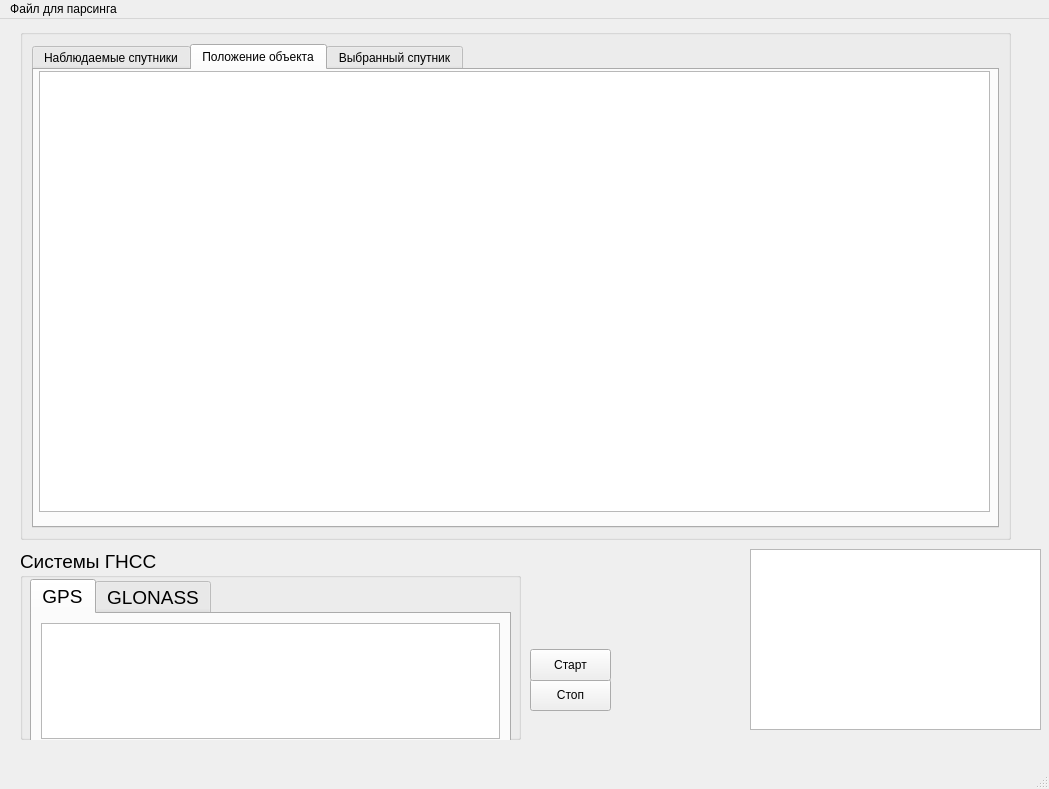
This is mainwindow.ui in sofit-ta/Gnns_reader as Qt 5 draws it before an edit. The edited form follows.
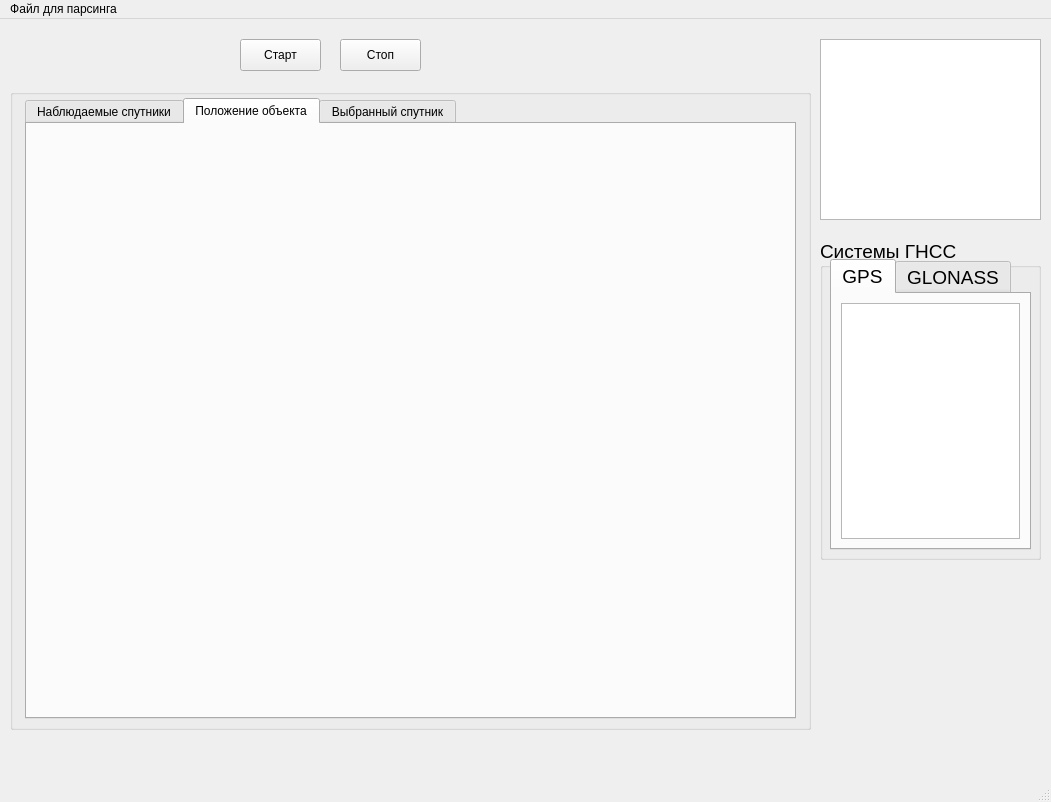
This is the edited form. The open tabs and pages were chosen to show the change.

Commit message: version 10: added graphs for tab2(object and sats)

```diff
--- a/mainwindow.ui
+++ b/mainwindow.ui
@@ -6,8 +6,8 @@
    <rect>
     <x>0</x>
     <y>0</y>
-    <width>1049</width>
-    <height>789</height>
+    <width>1051</width>
+    <height>802</height>
    </rect>
   </property>
   <property name="sizePolicy">
@@ -23,18 +23,24 @@
    <widget class="QGroupBox" name="groupBox">
     <property name="geometry">
      <rect>
-      <x>20</x>
-      <y>10</y>
-      <width>991</width>
-      <height>511</height>
+      <x>10</x>
+      <y>70</y>
+      <width>801</width>
+      <height>641</height>
      </rect>
     </property>
     <property name="title">
      <string/>
     </property>
-    <layout class="QGridLayout" name="gridLayout">
-     <item row="0" column="0">
       <widget class="QTabWidget" name="tabWidget_2">
+     <property name="geometry">
+      <rect>
+       <x>15</x>
+       <y>9</y>
+       <width>771</width>
+       <height>621</height>
+      </rect>
+     </property>
        <property name="currentIndex">
         <number>0</number>
        </property>
@@ -57,13 +63,13 @@
         <attribute name="title">
          <string>Положение объекта</string>
         </attribute>
-        <widget class="QGraphicsView" name="graphicsView_2">
+      <widget class="QWidget" name="objectLocation" native="true">
          <property name="geometry">
           <rect>
-           <x>5</x>
-           <y>1</y>
-           <width>951</width>
-           <height>441</height>
+         <x>10</x>
+         <y>10</y>
+         <width>751</width>
+         <height>571</height>
           </rect>
          </property>
         </widget>
@@ -84,16 +90,14 @@
         </widget>
        </widget>
       </widget>
-     </item>
-    </layout>
    </widget>
    <widget class="QGroupBox" name="groupBox_2">
     <property name="geometry">
      <rect>
-      <x>20</x>
-      <y>530</y>
-      <width>501</width>
-      <height>191</height>
+      <x>820</x>
+      <y>220</y>
+      <width>221</width>
+      <height>321</height>
      </rect>
     </property>
     <property name="font">
@@ -111,9 +115,9 @@
      <property name="geometry">
       <rect>
        <x>10</x>
-       <y>30</y>
-       <width>481</width>
-       <height>171</height>
+       <y>20</y>
+       <width>201</width>
+       <height>291</height>
       </rect>
      </property>
      <property name="currentIndex">
@@ -144,9 +148,9 @@
    <widget class="QTableView" name="tableView">
     <property name="geometry">
      <rect>
-      <x>750</x>
-      <y>530</y>
-      <width>291</width>
+      <x>820</x>
+      <y>20</y>
+      <width>221</width>
       <height>181</height>
      </rect>
     </property>
@@ -172,8 +176,8 @@
    <widget class="QPushButton" name="pushButton_2">
     <property name="geometry">
      <rect>
-      <x>530</x>
-      <y>660</y>
+      <x>340</x>
+      <y>20</y>
       <width>81</width>
       <height>32</height>
      </rect>
@@ -185,8 +189,8 @@
    <widget class="QPushButton" name="pushButton">
     <property name="geometry">
      <rect>
-      <x>530</x>
-      <y>630</y>
+      <x>240</x>
+      <y>20</y>
       <width>81</width>
       <height>32</height>
      </rect>
@@ -198,8 +202,8 @@
    <widget class="QLabel" name="clock">
     <property name="geometry">
      <rect>
-      <x>540</x>
-      <y>560</y>
+      <x>20</x>
+      <y>10</y>
       <width>181</width>
       <height>41</height>
      </rect>
@@ -219,7 +223,7 @@
     <rect>
      <x>0</x>
      <y>0</y>
-     <width>1049</width>
+     <width>1051</width>
      <height>37</height>
     </rect>
    </property>
```
Left out of the diff: 2 changed lines with no effect on the pictures. Lines whose indentation alone changed are shown as unchanged. The commit also changes 8 other files.
